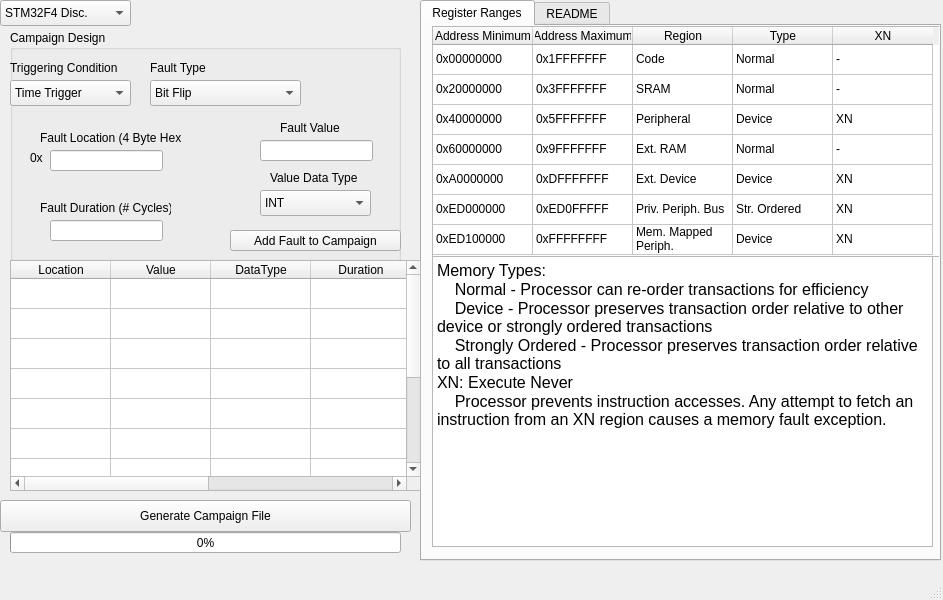
This is ui.ui in broadytw/Capstone as Qt 5 draws it before an edit. The edited form follows.
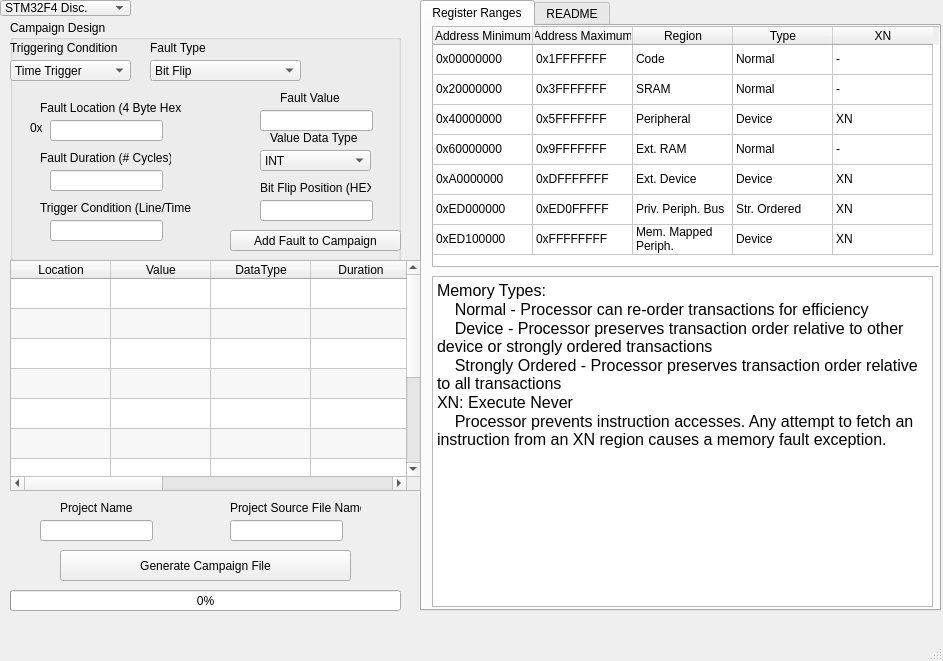
This is the edited form.

The edit to the form file:
```diff
--- a/ui.ui
+++ b/ui.ui
@@ -7,7 +7,7 @@
     <x>0</x>
     <y>0</y>
     <width>943</width>
-    <height>600</height>
+    <height>661</height>
    </rect>
   </property>
   <property name="windowTitle">
@@ -20,7 +20,7 @@
       <x>420</x>
       <y>0</y>
       <width>521</width>
-      <height>561</height>
+      <height>611</height>
      </rect>
     </property>
     <property name="currentIndex">
@@ -36,7 +36,7 @@
         <x>10</x>
         <y>0</y>
         <width>511</width>
-        <height>231</height>
+        <height>241</height>
        </rect>
       </property>
       <property name="sizeAdjustPolicy">
@@ -303,9 +303,9 @@
       <property name="geometry">
        <rect>
         <x>10</x>
-        <y>230</y>
+        <y>250</y>
         <width>501</width>
-        <height>291</height>
+        <height>331</height>
        </rect>
       </property>
       <property name="html">
@@ -348,10 +348,10 @@
    <widget class="QPushButton" name="pushButton">
     <property name="geometry">
      <rect>
-      <x>0</x>
-      <y>500</y>
-      <width>411</width>
-      <height>32</height>
+      <x>60</x>
+      <y>550</y>
+      <width>291</width>
+      <height>31</height>
      </rect>
     </property>
     <property name="toolTipDuration">
@@ -365,7 +365,7 @@
     <property name="geometry">
      <rect>
       <x>10</x>
-      <y>532</y>
+      <y>590</y>
       <width>391</width>
       <height>21</height>
      </rect>
@@ -383,7 +383,7 @@
       <x>0</x>
       <y>0</y>
       <width>131</width>
-      <height>26</height>
+      <height>16</height>
      </rect>
     </property>
     <property name="baseSize">
@@ -413,9 +413,9 @@
     <property name="geometry">
      <rect>
       <x>10</x>
-      <y>30</y>
+      <y>20</y>
       <width>391</width>
-      <height>231</height>
+      <height>241</height>
      </rect>
     </property>
     <property name="title">
@@ -425,9 +425,9 @@
      <property name="geometry">
       <rect>
        <x>0</x>
-       <y>50</y>
+       <y>40</y>
        <width>121</width>
-       <height>26</height>
+       <height>21</height>
       </rect>
      </property>
      <item>
@@ -450,7 +450,7 @@
      <property name="geometry">
       <rect>
        <x>0</x>
-       <y>30</y>
+       <y>20</y>
        <width>131</width>
        <height>16</height>
       </rect>
@@ -463,9 +463,9 @@
      <property name="geometry">
       <rect>
        <x>140</x>
-       <y>50</y>
+       <y>40</y>
        <width>151</width>
-       <height>26</height>
+       <height>21</height>
       </rect>
      </property>
      <property name="currentIndex">
@@ -478,12 +478,7 @@
      </item>
      <item>
       <property name="text">
-       <string>Stuck at</string>
-      </property>
-     </item>
-     <item>
-      <property name="text">
-       <string>Pointer Redirection</string>
+       <string>Overwrite</string>
       </property>
      </item>
     </widget>
@@ -491,7 +486,7 @@
      <property name="geometry">
       <rect>
        <x>140</x>
-       <y>30</y>
+       <y>20</y>
        <width>81</width>
        <height>16</height>
       </rect>
@@ -504,7 +499,7 @@
      <property name="geometry">
       <rect>
        <x>40</x>
-       <y>120</y>
+       <y>100</y>
        <width>113</width>
        <height>21</height>
       </rect>
@@ -514,7 +509,7 @@
      <property name="geometry">
       <rect>
        <x>250</x>
-       <y>110</y>
+       <y>90</y>
        <width>113</width>
        <height>21</height>
       </rect>
@@ -524,7 +519,7 @@
      <property name="geometry">
       <rect>
        <x>40</x>
-       <y>190</y>
+       <y>150</y>
        <width>113</width>
        <height>21</height>
       </rect>
@@ -534,7 +529,7 @@
      <property name="geometry">
       <rect>
        <x>30</x>
-       <y>100</y>
+       <y>80</y>
        <width>141</width>
        <height>16</height>
       </rect>
@@ -547,7 +542,7 @@
      <property name="geometry">
       <rect>
        <x>270</x>
-       <y>90</y>
+       <y>70</y>
        <width>71</width>
        <height>16</height>
       </rect>
@@ -560,7 +555,7 @@
      <property name="geometry">
       <rect>
        <x>30</x>
-       <y>170</y>
+       <y>130</y>
        <width>131</width>
        <height>16</height>
       </rect>
@@ -573,7 +568,7 @@
      <property name="geometry">
       <rect>
        <x>20</x>
-       <y>120</y>
+       <y>100</y>
        <width>21</width>
        <height>16</height>
       </rect>
@@ -586,9 +581,9 @@
      <property name="geometry">
       <rect>
        <x>250</x>
-       <y>160</y>
+       <y>130</y>
        <width>111</width>
-       <height>26</height>
+       <height>21</height>
       </rect>
      </property>
      <property name="currentIndex">
@@ -624,7 +619,7 @@
      <property name="geometry">
       <rect>
        <x>260</x>
-       <y>140</y>
+       <y>110</y>
        <width>91</width>
        <height>16</height>
       </rect>
@@ -637,7 +632,7 @@
      <property name="geometry">
       <rect>
        <x>220</x>
-       <y>200</y>
+       <y>210</y>
        <width>171</width>
        <height>21</height>
       </rect>
@@ -649,6 +644,52 @@
       <string>Add Fault to Campaign</string>
      </property>
     </widget>
+    <widget class="QLineEdit" name="lineEdit_4">
+     <property name="geometry">
+      <rect>
+       <x>40</x>
+       <y>200</y>
+       <width>113</width>
+       <height>21</height>
+      </rect>
+     </property>
+    </widget>
+    <widget class="QLabel" name="label_7">
+     <property name="geometry">
+      <rect>
+       <x>30</x>
+       <y>180</y>
+       <width>151</width>
+       <height>16</height>
+      </rect>
+     </property>
+     <property name="text">
+      <string>Trigger Condition (Line/Time)</string>
+     </property>
+    </widget>
+    <widget class="QLabel" name="label_11">
+     <property name="geometry">
+      <rect>
+       <x>250</x>
+       <y>160</y>
+       <width>111</width>
+       <height>16</height>
+      </rect>
+     </property>
+     <property name="text">
+      <string>Bit Flip Position (HEX)</string>
+     </property>
+    </widget>
+    <widget class="QLineEdit" name="lineEdit_7">
+     <property name="geometry">
+      <rect>
+       <x>250</x>
+       <y>180</y>
+       <width>113</width>
+       <height>21</height>
+      </rect>
+     </property>
+    </widget>
    </widget>
    <widget class="QTableWidget" name="tableWidget_2">
     <property name="geometry">
@@ -662,6 +703,9 @@
     <property name="sizeAdjustPolicy">
      <enum>QAbstractScrollArea::AdjustToContents</enum>
     </property>
+    <property name="alternatingRowColors">
+     <bool>true</bool>
+    </property>
     <attribute name="horizontalHeaderVisible">
      <bool>true</bool>
     </attribute>
@@ -758,6 +802,16 @@
       <string>Duration</string>
      </property>
     </column>
+    <column>
+     <property name="text">
+      <string>Line # / Delay</string>
+     </property>
+    </column>
+    <column>
+     <property name="text">
+      <string>Bit Flip Positions</string>
+     </property>
+    </column>
     <column>
      <property name="text">
       <string>Trigger</string>
@@ -788,7 +842,7 @@
       <string/>
      </property>
     </item>
-    <item row="0" column="4">
+    <item row="0" column="6">
      <property name="text">
       <string/>
      </property>
@@ -813,7 +867,7 @@
       <string/>
      </property>
     </item>
-    <item row="5" column="4">
+    <item row="5" column="6">
      <property name="text">
       <string/>
      </property>
@@ -838,7 +892,7 @@
       <string/>
      </property>
     </item>
-    <item row="6" column="4">
+    <item row="6" column="6">
      <property name="text">
       <string/>
      </property>
@@ -863,7 +917,7 @@
       <string/>
      </property>
     </item>
-    <item row="7" column="4">
+    <item row="7" column="6">
      <property name="text">
       <string/>
      </property>
@@ -888,7 +942,7 @@
       <string/>
      </property>
     </item>
-    <item row="8" column="4">
+    <item row="8" column="6">
      <property name="text">
       <string/>
      </property>
@@ -913,7 +967,7 @@
       <string/>
      </property>
     </item>
-    <item row="9" column="4">
+    <item row="9" column="6">
      <property name="text">
       <string/>
      </property>
@@ -938,12 +992,58 @@
       <string/>
      </property>
     </item>
-    <item row="10" column="4">
+    <item row="10" column="6">
      <property name="text">
       <string/>
      </property>
     </item>
    </widget>
+   <widget class="QLineEdit" name="lineEdit_5">
+    <property name="geometry">
+     <rect>
+      <x>40</x>
+      <y>520</y>
+      <width>113</width>
+      <height>21</height>
+     </rect>
+    </property>
+   </widget>
+   <widget class="QLabel" name="label_9">
+    <property name="geometry">
+     <rect>
+      <x>60</x>
+      <y>500</y>
+      <width>131</width>
+      <height>16</height>
+     </rect>
+    </property>
+    <property name="text">
+     <string>Project Name</string>
+    </property>
+   </widget>
+   <widget class="QLineEdit" name="lineEdit_6">
+    <property name="geometry">
+     <rect>
+      <x>230</x>
+      <y>520</y>
+      <width>113</width>
+      <height>21</height>
+     </rect>
+    </property>
+   </widget>
+   <widget class="QLabel" name="label_10">
+    <property name="geometry">
+     <rect>
+      <x>230</x>
+      <y>500</y>
+      <width>131</width>
+      <height>16</height>
+     </rect>
+    </property>
+    <property name="text">
+     <string>Project Source File Name</string>
+    </property>
+   </widget>
   </widget>
   <widget class="QMenuBar" name="menubar">
    <property name="geometry">
```
